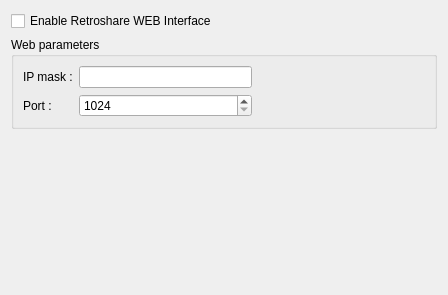
First picture: the form in gui/RsWebUIConfig.ui, repository RetroShare/rssocialnet, before the edit.
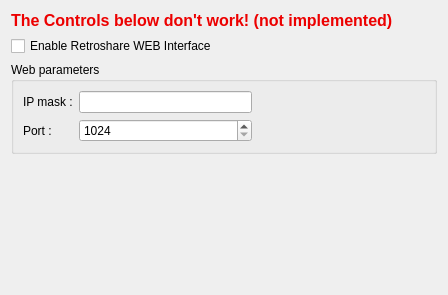
Second picture: the form after the edit.

Commit message: moved common resource_api files to rs/trunk disabled all Wt dependent code, use libmicrohttpd as http server

Diff of the .ui file:
```diff
--- a/gui/RsWebUIConfig.ui
+++ b/gui/RsWebUIConfig.ui
@@ -11,6 +11,111 @@
    </rect>
   </property>
   <layout class="QVBoxLayout" name="verticalLayout">
+   <item>
+    <widget class="QLabel" name="label_3">
+     <property name="palette">
+      <palette>
+       <active>
+        <colorrole role="WindowText">
+         <brush brushstyle="SolidPattern">
+          <color alpha="255">
+           <red>236</red>
+           <green>0</green>
+           <blue>0</blue>
+          </color>
+         </brush>
+        </colorrole>
+        <colorrole role="Text">
+         <brush brushstyle="SolidPattern">
+          <color alpha="255">
+           <red>231</red>
+           <green>0</green>
+           <blue>0</blue>
+          </color>
+         </brush>
+        </colorrole>
+        <colorrole role="ButtonText">
+         <brush brushstyle="SolidPattern">
+          <color alpha="255">
+           <red>235</red>
+           <green>0</green>
+           <blue>0</blue>
+          </color>
+         </brush>
+        </colorrole>
+       </active>
+       <inactive>
+        <colorrole role="WindowText">
+         <brush brushstyle="SolidPattern">
+          <color alpha="255">
+           <red>236</red>
+           <green>0</green>
+           <blue>0</blue>
+          </color>
+         </brush>
+        </colorrole>
+        <colorrole role="Text">
+         <brush brushstyle="SolidPattern">
+          <color alpha="255">
+           <red>231</red>
+           <green>0</green>
+           <blue>0</blue>
+          </color>
+         </brush>
+        </colorrole>
+        <colorrole role="ButtonText">
+         <brush brushstyle="SolidPattern">
+          <color alpha="255">
+           <red>235</red>
+           <green>0</green>
+           <blue>0</blue>
+          </color>
+         </brush>
+        </colorrole>
+       </inactive>
+       <disabled>
+        <colorrole role="WindowText">
+         <brush brushstyle="SolidPattern">
+          <color alpha="255">
+           <red>120</red>
+           <green>120</green>
+           <blue>120</blue>
+          </color>
+         </brush>
+        </colorrole>
+        <colorrole role="Text">
+         <brush brushstyle="SolidPattern">
+          <color alpha="255">
+           <red>120</red>
+           <green>120</green>
+           <blue>120</blue>
+          </color>
+         </brush>
+        </colorrole>
+        <colorrole role="ButtonText">
+         <brush brushstyle="SolidPattern">
+          <color alpha="255">
+           <red>120</red>
+           <green>120</green>
+           <blue>120</blue>
+          </color>
+         </brush>
+        </colorrole>
+       </disabled>
+      </palette>
+     </property>
+     <property name="font">
+      <font>
+       <pointsize>12</pointsize>
+       <weight>75</weight>
+       <bold>true</bold>
+      </font>
+     </property>
+     <property name="text">
+      <string>The Controls below don't work! (not implemented)</string>
+     </property>
+    </widget>
+   </item>
    <item>
     <widget class="QCheckBox" name="enableWebUI_CB">
      <property name="text">
```
The commit also changes 37 other files.
